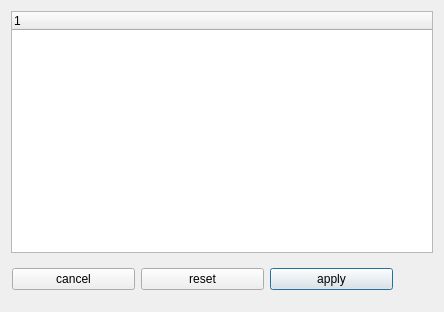
Old version of the form code/display/QtViewer/Preferences.ui in the repository radio-astro/casa.
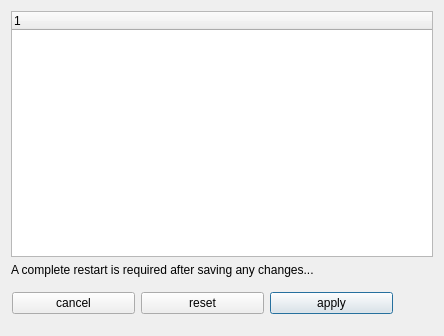
New version of the form.

Commit message:
New Development: no             JIRA Issue: CAS-4653       Ready to Release: yes      Interface Changes: none What Interface Changed: none          Test Programs: none   Put in Release Notes: no
           Description: provide restart warning on viewer preferences dialog...

Diff of the .ui file:
```diff
--- a/code/display/QtViewer/Preferences.ui
+++ b/code/display/QtViewer/Preferences.ui
@@ -7,7 +7,7 @@
     <x>0</x>
     <y>0</y>
     <width>444</width>
-    <height>312</height>
+    <height>336</height>
    </rect>
   </property>
   <property name="windowTitle">
@@ -32,7 +32,7 @@
      </column>
     </widget>
    </item>
-   <item row="1" column="0">
+   <item row="2" column="0">
     <widget class="QWidget" name="button_box" native="true">
      <property name="minimumSize">
       <size>
@@ -96,6 +96,13 @@
      </widget>
     </widget>
    </item>
+   <item row="1" column="0">
+    <widget class="QLabel" name="label">
+     <property name="text">
+      <string>A complete restart is required after saving any changes...</string>
+     </property>
+    </widget>
+   </item>
   </layout>
  </widget>
  <resources/>
```
